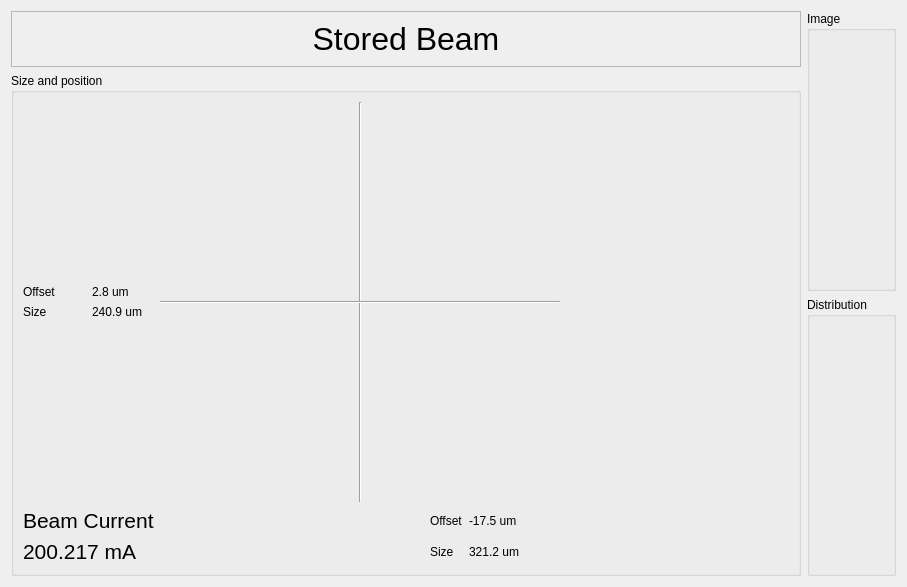
Before: the Qt Designer form applications/QEGuiApp/UISamples/bpm2.ui in andrewrhyder/epicsqt, drawn with Qt 5.
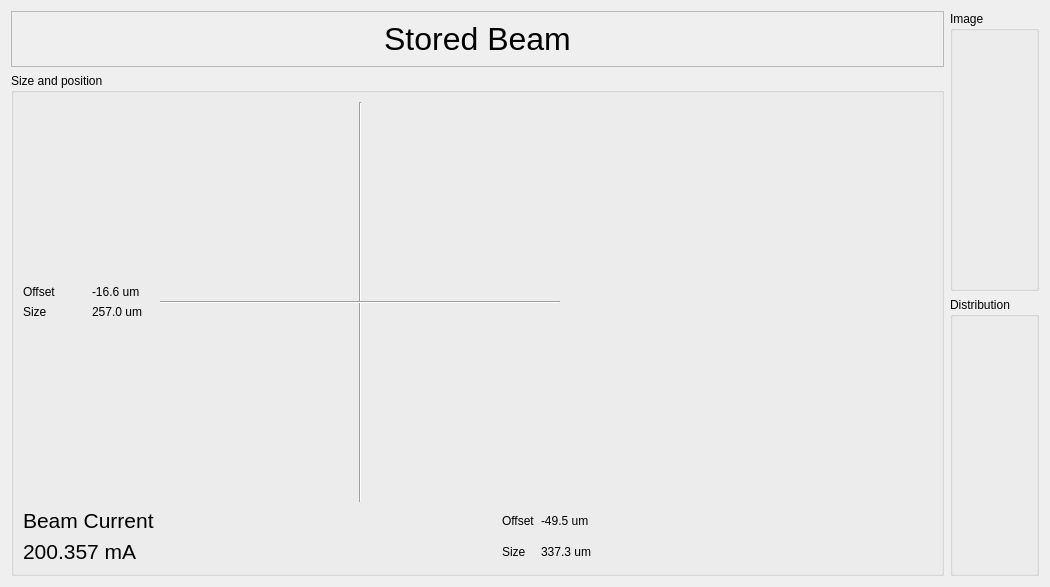
After: the same form once the commit is applied. Custom widgets are drawn as their Qt base class.

What changed in the file:
```diff
--- a/applications/QEGuiApp/UISamples/bpm2.ui
+++ b/applications/QEGuiApp/UISamples/bpm2.ui
@@ -6,8 +6,8 @@
    <rect>
     <x>0</x>
     <y>0</y>
-    <width>907</width>
-    <height>565</height>
+    <width>1050</width>
+    <height>582</height>
    </rect>
   </property>
   <property name="windowTitle">
@@ -61,7 +61,7 @@
           <item row="1" column="1">
            <widget class="QELabel" name="qelabel_6">
             <property name="text">
-             <string>2.8 um</string>
+             <string>-16.6 um</string>
             </property>
             <property name="variable" stdset="0">
              <string>SR10BM02IMG01:Y_OFFSET_MONITOR</string>
@@ -81,7 +81,7 @@
           <item row="2" column="1">
            <widget class="QELabel" name="qelabel_7">
             <property name="text">
-             <string>240.9 um</string>
+             <string>257.0 um</string>
             </property>
             <property name="variable" stdset="0">
              <string>SR10BM02IMG01:Y_SIZE_MONITOR</string>
@@ -138,7 +138,7 @@
              </font>
             </property>
             <property name="text">
-             <string>200.217 mA</string>
+             <string>200.357 mA</string>
             </property>
             <property name="variable" stdset="0">
              <string>SR11BCM01:CURRENT_MONITOR</string>
@@ -159,7 +159,7 @@
           <item row="0" column="2">
            <widget class="QELabel" name="qelabel_3">
             <property name="text">
-             <string>-17.5 um</string>
+             <string>-49.5 um</string>
             </property>
             <property name="variable" stdset="0">
              <string>SR10BM02IMG01:X_OFFSET_MONITOR</string>
@@ -176,7 +176,7 @@
           <item row="1" column="2">
            <widget class="QELabel" name="qelabel">
             <property name="text">
-             <string>321.2 um</string>
+             <string>337.3 um</string>
             </property>
             <property name="variable" stdset="0">
              <string>SR10BM02IMG01:X_SIZE_MONITOR</string>
@@ -491,7 +491,7 @@
   </customwidget>
   <customwidget>
    <class>QEPlot</class>
-   <extends>QwtPlot</extends>
+   <extends>QFrame</extends>
    <header>QEPlot.h</header>
   </customwidget>
   <customwidget>
@@ -499,16 +499,6 @@
    <extends>QWidget</extends>
    <header>QEShape.h</header>
   </customwidget>
-  <customwidget>
-   <class>QEShape</class>
-   <extends>QWidget</extends>
-   <header>QEShape.h</header>
-  </customwidget>
-  <customwidget>
-   <class>QwtPlot</class>
-   <extends>QFrame</extends>
-   <header>qwt_plot.h</header>
-  </customwidget>
  </customwidgets>
  <resources/>
  <connections/>
```
Left out of the diff: 6 changed lines with no effect on the pictures.
